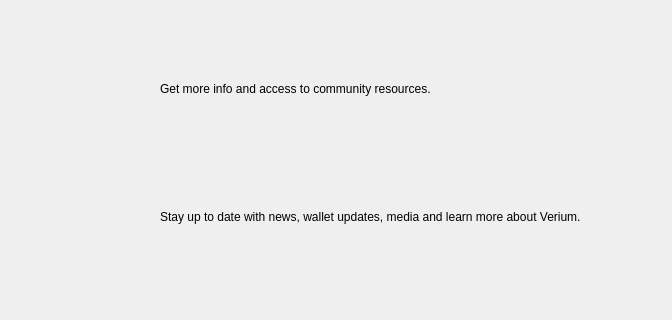
Above: src/qt/forms/forumspage.ui from VeriConomy/vericoin before the change; both pictures show x 352 to 1024 and y 448 to 768 of the 1024 by 768 pixel window. Below: the same form after it.
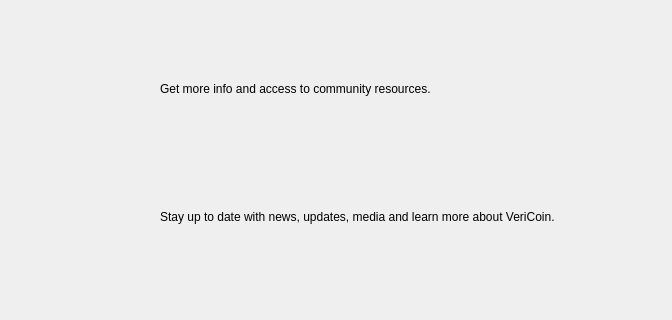
That is the form after the change. Icons and pictures are not drawn.

Patch:
```diff
--- a/src/qt/forms/forumspage.ui
+++ b/src/qt/forms/forumspage.ui
@@ -330,7 +330,7 @@
      <item row="11" column="1">
       <widget class="QLabel" name="label_4">
        <property name="text">
-        <string>Stay up to date with news, wallet updates, media and learn more about Verium.</string>
+        <string>Stay up to date with news, updates, media and learn more about VeriCoin.</string>
        </property>
       </widget>
      </item>
```
Left out of the diff: 2 changed lines with no effect on the pictures.
